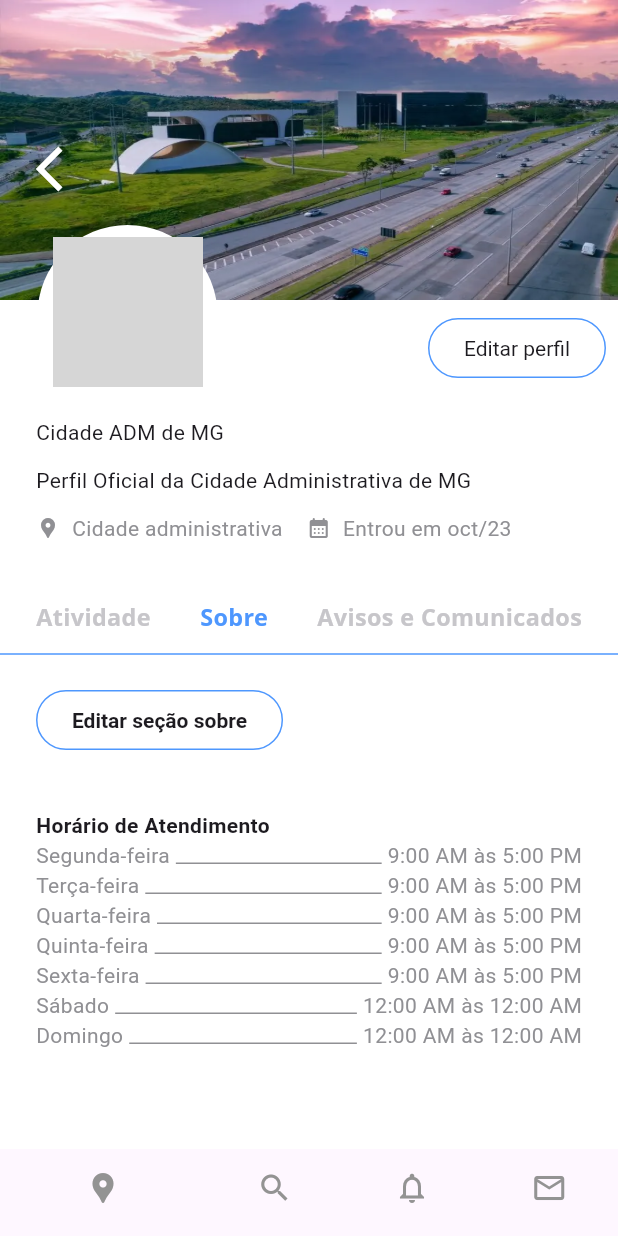
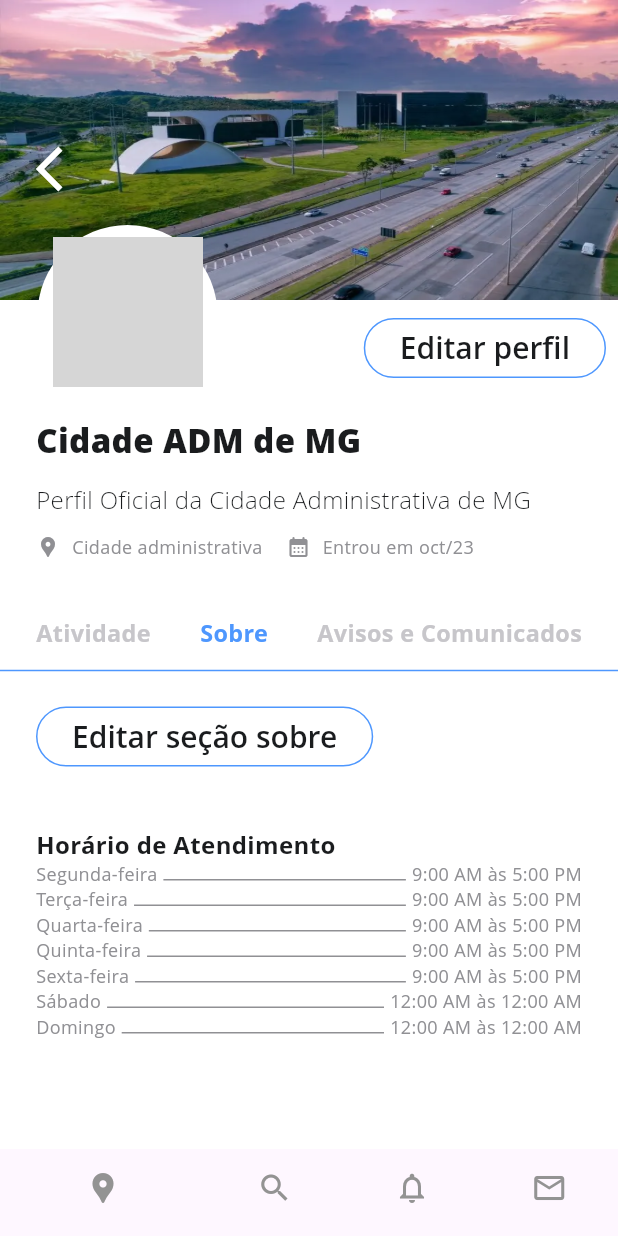
Before and after one commit to Matheus-hora48/desenvolvimento-de-front-end-em-flutter, a Flutter app: the screen it shows after launch, after a tap on "Sobre", on a phone screen of 412 x 824 dp. Run offline on Flutter 3.47's test engine with Material 2 defaults, Android fonts, the phone set to English and light mode, and no system bars; our stand-ins replace geocoding, google_maps_flutter, image_picker; accounts and stored records are empty; Roboto replaces fonts that are missing (Open Sans); grey boxes are pictures that could not be loaded.

```diff
--- a/teste_out/lib/src/core/styles/font_styles.dart
+++ b/teste_out/lib/src/core/styles/font_styles.dart
@@ -72,7 +72,7 @@ class TextStyles {
         fontSize: 16,
         color: ColorsConstants.black,
       );
-  TextStyle get textLabel1 => textExtraBold.copyWith(
+  TextStyle get textLabel1 => textRegular.copyWith(
         fontSize: 12,
         color: ColorsConstants.lightGrey,
       );
--- a/teste_out/lib/src/dto/dto_bank_mock.dart
+++ b/teste_out/lib/src/dto/dto_bank_mock.dart
@@ -85,7 +85,7 @@ class DtoBankMock implements DtoInterface {
           Building(
             id: 1,
             name: 'Edifício Sul',
-            photo: 'photo',
+            photo: 'assets/imgs/building1.png',
             administrator: 'felipeluizz_',
             createAt: DateTime.now(),
             updateAt: DateTime.now(),
@@ -93,7 +93,7 @@ class DtoBankMock implements DtoInterface {
           Building(
             id: 2,
             name: 'Edifício Norte',
-            photo: 'photo',
+            photo: 'assets/imgs/building2.png',
             administrator: 'robertapaula20',
             createAt: DateTime.now(),
             updateAt: DateTime.now(),
@@ -101,7 +101,7 @@ class DtoBankMock implements DtoInterface {
           Building(
             id: 3,
             name: 'Edifício Central',
-            photo: 'photo',
+            photo: 'assets/imgs/building3.png',
             administrator: 'eumunhozricardo',
             createAt: DateTime.now(),
             updateAt: DateTime.now(),
--- a/teste_out/lib/src/entities/building.dart
+++ b/teste_out/lib/src/entities/building.dart
@@ -10,7 +10,7 @@ class Building {
 
   final int id;
   String name;
-  String photo;
+  final String photo;
   String administrator;
   final DateTime createAt;
   DateTime updateAt;
--- a/teste_out/lib/src/features/profile/edit_about_page.dart
+++ b/teste_out/lib/src/features/profile/edit_about_page.dart
@@ -1,4 +1,5 @@
 import 'package:flutter/material.dart';
+import 'package:teste_out/src/core/ui/constants/constants.dart';
 import 'package:teste_out/src/features/profile/profile_controller.dart';
 import 'package:teste_out/src/features/profile/widgets/building_edit_widget.dart';
 import 'package:teste_out/src/features/profile/widgets/time_edit_widget.dart';
@@ -62,7 +63,10 @@ class _EditAboutPageState extends State<EditAboutPage> {
         actions: [
           TextButton(
             onPressed: () => saveChanges(),
-            child: const Text('Salvar'),
+            child: const Text(
+              'Salvar',
+              style: TextStyle(color: ColorsConstants.blue),
+            ),
           ),
         ],
       ),
--- a/teste_out/lib/src/features/profile/edit_profile_page.dart
+++ b/teste_out/lib/src/features/profile/edit_profile_page.dart
@@ -3,6 +3,7 @@ import 'dart:io';
 import 'package:flutter/material.dart';
 import 'package:image_picker/image_picker.dart';
 import 'package:teste_out/src/core/styles/font_styles.dart';
+import 'package:teste_out/src/core/ui/constants/constants.dart';
 import 'package:teste_out/src/features/profile/profile_controller.dart';
 
 import '../../entities/profile.dart';
@@ -91,7 +92,10 @@ class _EditProfilePageState extends State<EditProfilePage> {
           actions: [
             TextButton(
               onPressed: () => updateProfile(),
-              child: const Text('Salvar'),
+              child: const Text(
+                'Salvar',
+                style: TextStyle(color: ColorsConstants.blue),
+              ),
             ),
           ],
         ),
--- a/teste_out/lib/src/features/profile/tabs/about_tab.dart
+++ b/teste_out/lib/src/features/profile/tabs/about_tab.dart
@@ -1,7 +1,8 @@
 import 'package:flutter/material.dart';
 import 'package:geocoding/geocoding.dart';
 import 'package:google_maps_flutter/google_maps_flutter.dart';
-import 'package:teste_out/src/core/ui/theme/test_out_theme.dart';
+import 'package:teste_out/src/core/styles/font_styles.dart';
+import 'package:teste_out/src/core/ui/constants/constants.dart';
 import 'package:teste_out/src/core/ui/widgets/loading_widget.dart';
 import 'package:teste_out/src/features/profile/edit_about_page.dart';
 import 'package:teste_out/src/features/profile/profile_controller.dart';
@@ -52,15 +53,14 @@ class _AboutTabState extends State<AboutTab> {
         if (locations.isNotEmpty) {
           latitude = locations.first.latitude;
           longitude = locations.first.longitude;
-          print('$latitude e $longitude');
         } else {
           throw Exception("Não foi possível obter as coordenadas do endereço");
         }
       } catch (e) {
-        print(e);
+        throw Exception(e);
       }
     } else {
-      print("O endereço não foi informado");
+      throw Exception("O endereço não foi informado");
     }
 
     setState(() {
@@ -103,9 +103,7 @@ class _AboutTabState extends State<AboutTab> {
                 },
                 child: Text(
                   'Editar seção sobre',
-                  style: TestOutTheme.themeData.textTheme.bodyMedium!.copyWith(
-                    fontWeight: FontWeight.w700,
-                  ),
+                  style: TextStyles.instance.textButtonLabel1,
                 ),
               ),
               const SizedBox(
@@ -125,9 +123,7 @@ class _AboutTabState extends State<AboutTab> {
               ),
               Text(
                 'Localização',
-                style: TestOutTheme.themeData.textTheme.bodyMedium!.copyWith(
-                  fontWeight: FontWeight.w700,
-                ),
+                style: TextStyles.instance.textSubtitle3,
               ),
               const SizedBox(
                 height: 24,
@@ -135,7 +131,10 @@ class _AboutTabState extends State<AboutTab> {
               FittedBox(
                 child: Row(
                   children: [
-                    const Icon(Icons.location_pin),
+                    const Icon(
+                      Icons.location_pin,
+                      color: ColorsConstants.purple,
+                    ),
                     const SizedBox(
                       width: 8,
                     ),
@@ -168,16 +167,14 @@ class _AboutTabState extends State<AboutTab> {
               ),
               Text(
                 'Contato',
-                style: TestOutTheme.themeData.textTheme.bodyMedium!.copyWith(
-                  fontWeight: FontWeight.w700,
-                ),
+                style: TextStyles.instance.textSubtitle3,
               ),
               const SizedBox(
                 height: 12,
               ),
               Row(
                 children: [
-                  const Icon(Icons.abc),
+                  Image.asset('assets/icons/whats.png'),
                   const SizedBox(
                     width: 8,
                   ),
@@ -189,7 +186,7 @@ class _AboutTabState extends State<AboutTab> {
               ),
               Row(
                 children: [
-                  const Icon(Icons.email_outlined),
+                  Image.asset('assets/icons/email.png'),
                   const SizedBox(
                     width: 8,
                   ),
--- a/teste_out/lib/src/features/profile/tabs/activity_tab.dart
+++ b/teste_out/lib/src/features/profile/tabs/activity_tab.dart
@@ -4,7 +4,7 @@ import 'package:flutter/material.dart';
 import 'package:intl/intl.dart';
 import 'package:teste_out/src/features/profile/profile_controller.dart';
 
-import '../../../core/ui/theme/test_out_theme.dart';
+import '../../../core/styles/font_styles.dart';
 
 class ActivityTab extends StatelessWidget {
   final ProfileController controller;
@@ -18,8 +18,7 @@ class ActivityTab extends StatelessWidget {
   Widget build(BuildContext context) {
     return Scaffold(
       backgroundColor: Colors.white,
-      body: Container(
-        child: Padding(
+      body: Padding(
         padding: const EdgeInsets.symmetric(horizontal: 12),
         child: ListView.builder(
           itemCount: controller.profile!.activities.length,
@@ -47,11 +46,8 @@ class ActivityTab extends StatelessWidget {
               title: FittedBox(
                 child: Row(
                   children: [
-                      Text(
-                        controller.profile!.name,
-                        style: TestOutTheme.themeData.textTheme.bodyMedium!
-                            .copyWith(fontWeight: FontWeight.w700),
-                      ),
+                    Text(controller.profile!.name,
+                        style: TextStyles.instance.textSubtitle3),
                     const SizedBox(
                       width: 4,
                     ),
@@ -63,8 +59,7 @@ class ActivityTab extends StatelessWidget {
                     ),
                     Text(
                         '@${activity.author} º ${DateFormat('dd MMM').format(activity.createAt)}',
-                        style: TestOutTheme.themeData.textTheme.bodySmall!,
-                      ),
+                        style: TextStyles.instance.textLabel1),
                     const Icon(Icons.arrow_drop_down)
                   ],
                 ),
@@ -77,7 +72,7 @@ class ActivityTab extends StatelessWidget {
                     maxLines: 20,
                     overflow: TextOverflow.ellipsis,
                     textAlign: TextAlign.start,
-                      style: TestOutTheme.themeData.textTheme.bodyMedium,
+                    style: TextStyles.instance.textSubtitle1,
                   ),
                   const SizedBox(
                     height: 4,
@@ -98,7 +93,6 @@ class ActivityTab extends StatelessWidget {
           },
         ),
       ),
-      ),
     );
   }
 }
--- a/teste_out/lib/src/features/profile/widgets/create_building_widget.dart
+++ b/teste_out/lib/src/features/profile/widgets/create_building_widget.dart
@@ -1,8 +1,8 @@
 import 'package:flutter/material.dart';
 import 'package:teste_out/src/features/profile/profile_controller.dart';
 
-import '../../../core/ui/constants/constants.dart';
-import '../../../core/ui/theme/test_out_theme.dart';
+import '../../../core/styles/font_styles.dart';
+
 import '../../../entities/building.dart';
 
 class CreateBuildingWidget extends StatelessWidget {
@@ -17,9 +17,7 @@ class CreateBuildingWidget extends StatelessWidget {
       children: [
         Text(
           'Edifícios',
-          style: TestOutTheme.themeData.textTheme.bodyMedium!.copyWith(
-            fontWeight: FontWeight.w700,
-          ),
+          style: TextStyles.instance.textSubtitle3,
         ),
         SizedBox(
           height: 80.0 * controller.profile!.about.buildings.length,
@@ -33,11 +31,9 @@ class CreateBuildingWidget extends StatelessWidget {
                 leading: Container(
                   width: 44,
                   height: 44,
-                  decoration: const ShapeDecoration(
+                  decoration: ShapeDecoration(
                     image: DecorationImage(
-                      image: AssetImage(
-                        'assets/imgs/city_adm_photo.png',
-                      ),
+                      image: AssetImage(building.photo),
                       fit: BoxFit.fill,
                     ),
                     shape: OvalBorder(),
@@ -48,10 +44,7 @@ class CreateBuildingWidget extends StatelessWidget {
                     children: [
                       Text(
                         building.name,
-                        style: TestOutTheme.themeData.textTheme.bodyMedium!
-                            .copyWith(
-                          fontWeight: FontWeight.w700,
-                        ),
+                        style: TextStyles.instance.textSubtitle3,
                       ),
                       const SizedBox(
                         width: 4,
@@ -64,17 +57,14 @@ class CreateBuildingWidget extends StatelessWidget {
                       ),
                       Text(
                         '@${building.administrator}',
-                        style: TestOutTheme.themeData.textTheme.bodySmall!
-                            .copyWith(
-                          color: ColorsConstants.lightGrey,
-                        ),
+                        style: TextStyles.instance.textLabel1,
                       )
                     ],
                   ),
                 ),
                 subtitle: Text(
                   'Edifício da(o) ${controller.profile!.name}',
-                  style: TestOutTheme.themeData.textTheme.bodyMedium,
+                  style: TextStyles.instance.textSubtitle1,
                 ),
               );
             },
--- a/teste_out/lib/src/features/profile/widgets/header_widget.dart
+++ b/teste_out/lib/src/features/profile/widgets/header_widget.dart
@@ -2,9 +2,8 @@ import 'dart:io';
 
 import 'package:flutter/material.dart';
 import 'package:intl/intl.dart';
-import 'package:teste_out/src/core/ui/constants/constants.dart';
 
-import '../../../core/ui/theme/test_out_theme.dart';
+import '../../../core/styles/font_styles.dart';
 import '../edit_profile_page.dart';
 import '../profile_controller.dart';
 
@@ -110,7 +109,7 @@ class _HeaderWidgetState extends State<HeaderWidget> {
                             },
                             child: Text(
                               'Editar perfil',
-                              style: TestOutTheme.themeData.textTheme.bodyLarge,
+                              style: TextStyles.instance.textButtonLabel1,
                             ),
                           ),
                         ),
@@ -132,10 +131,8 @@ class _HeaderWidgetState extends State<HeaderWidget> {
               ),
               Row(
                 children: [
-                  Text(
-                    widget.controller.profile!.name,
-                    style: TestOutTheme.themeData.textTheme.titleMedium,
-                  ),
+                  Text(widget.controller.profile!.name,
+                      style: TextStyles.instance.textTitle),
                 ],
               ),
               const SizedBox(
@@ -145,7 +142,7 @@ class _HeaderWidgetState extends State<HeaderWidget> {
                 fit: BoxFit.scaleDown,
                 child: Text(
                   widget.controller.profile!.bio,
-                  style: TestOutTheme.themeData.textTheme.bodyMedium,
+                  style: TextStyles.instance.textSubtitle1,
                 ),
               ),
               const SizedBox(
@@ -161,11 +158,8 @@ class _HeaderWidgetState extends State<HeaderWidget> {
                   const SizedBox(
                     width: 8,
                   ),
-                  Text(
-                    widget.controller.profile!.location,
-                    style: TestOutTheme.themeData.textTheme.bodySmall!
-                        .copyWith(color: ColorsConstants.lightGrey),
-                  ),
+                  Text(widget.controller.profile!.location,
+                      style: TextStyles.instance.textLabel1),
                   const SizedBox(
                     width: 16,
                   ),
@@ -179,8 +173,7 @@ class _HeaderWidgetState extends State<HeaderWidget> {
                   ),
                   Text(
                     'Entrou em ${DateFormat.MMM().format(widget.controller.profile!.createAt).toLowerCase()}/${DateFormat('yy').format(widget.controller.profile!.createAt)}',
-                    style: TestOutTheme.themeData.textTheme.bodySmall!
-                        .copyWith(color: ColorsConstants.lightGrey),
+                    style: TextStyles.instance.textLabel1,
                   ),
                 ],
               )
--- a/teste_out/lib/src/features/profile/widgets/service_time_widget.dart
+++ b/teste_out/lib/src/features/profile/widgets/service_time_widget.dart
@@ -2,7 +2,7 @@ import 'package:flutter/material.dart';
 import 'package:teste_out/src/core/ui/constants/constants.dart';
 import 'package:teste_out/src/features/profile/profile_controller.dart';
 
-import '../../../core/ui/theme/test_out_theme.dart';
+import '../../../core/styles/font_styles.dart';
 import '../../../entities/opening_hour.dart';
 
 class ServiceTimeWidget extends StatelessWidget {
@@ -17,12 +17,10 @@ class ServiceTimeWidget extends StatelessWidget {
       children: [
         Text(
           'Horário de Atendimento',
-          style: TestOutTheme.themeData.textTheme.bodyMedium!.copyWith(
-            fontWeight: FontWeight.w700,
-          ),
+          style: TextStyles.instance.textSubtitle3,
         ),
         SizedBox(
-          height: 30.0 * controller.profile!.about.openingHours.length,
+          height: 22.0 * controller.profile!.about.openingHours.length,
           child: ListView.builder(
             physics: const NeverScrollableScrollPhysics(),
             itemCount: controller.profile!.about.openingHours.length,
@@ -35,10 +33,7 @@ class ServiceTimeWidget extends StatelessWidget {
                 children: [
                   Text(
                     hours.dayOfTheWeek,
-                    style:
-                        TestOutTheme.themeData.textTheme.labelSmall!.copyWith(
-                      color: ColorsConstants.lightGrey,
-                    ),
+                    style: TextStyles.instance.textLabel1,
                   ),
                   Expanded(
                     child: Container(
@@ -49,10 +44,7 @@ class ServiceTimeWidget extends StatelessWidget {
                   ),
                   Text(
                     '${hours.start.format(context)} às ${hours.end.format(context)}',
-                    style:
-                        TestOutTheme.themeData.textTheme.labelSmall!.copyWith(
-                      color: ColorsConstants.lightGrey,
-                    ),
+                    style: TextStyles.instance.textLabel1,
                   ),
                 ],
               );
--- a/teste_out/lib/src/features/profile/widgets/time_picker_dropdown_widget.dart
+++ b/teste_out/lib/src/features/profile/widgets/time_picker_dropdown_widget.dart
@@ -1,5 +1,8 @@
 import 'package:flutter/material.dart';
 import 'package:intl/intl.dart';
+import 'package:teste_out/src/core/ui/constants/constants.dart';
+
+import '../../../core/styles/font_styles.dart';
 
 class TimePickerDropdown extends StatelessWidget {
   final TimeOfDay value;
@@ -33,6 +36,8 @@ class TimePickerDropdown extends StatelessWidget {
           isDense: true,
           value: value,
           onChanged: onChanged,
+          style: TextStyles.instance.textSubtitle1,
+          iconEnabledColor: ColorsConstants.blue,
           items: items.map<DropdownMenuItem<TimeOfDay>>((TimeOfDay value) {
             return DropdownMenuItem<TimeOfDay>(
               value: value,
```
Also changed, not shown: teste_out/lib/src/features/profile/widgets/building_edit_widget.dart (+10 -65 lines), teste_out/lib/src/features/profile/widgets/time_edit_widget.dart (+8 -1 lines), teste_out/assets/icons/email.png (added), teste_out/assets/icons/whats.png (added), teste_out/assets/imgs/building1.png (added), teste_out/assets/imgs/building2.png (added), teste_out/assets/imgs/building3.png (added). Lines whose indentation alone changed are shown as unchanged.
